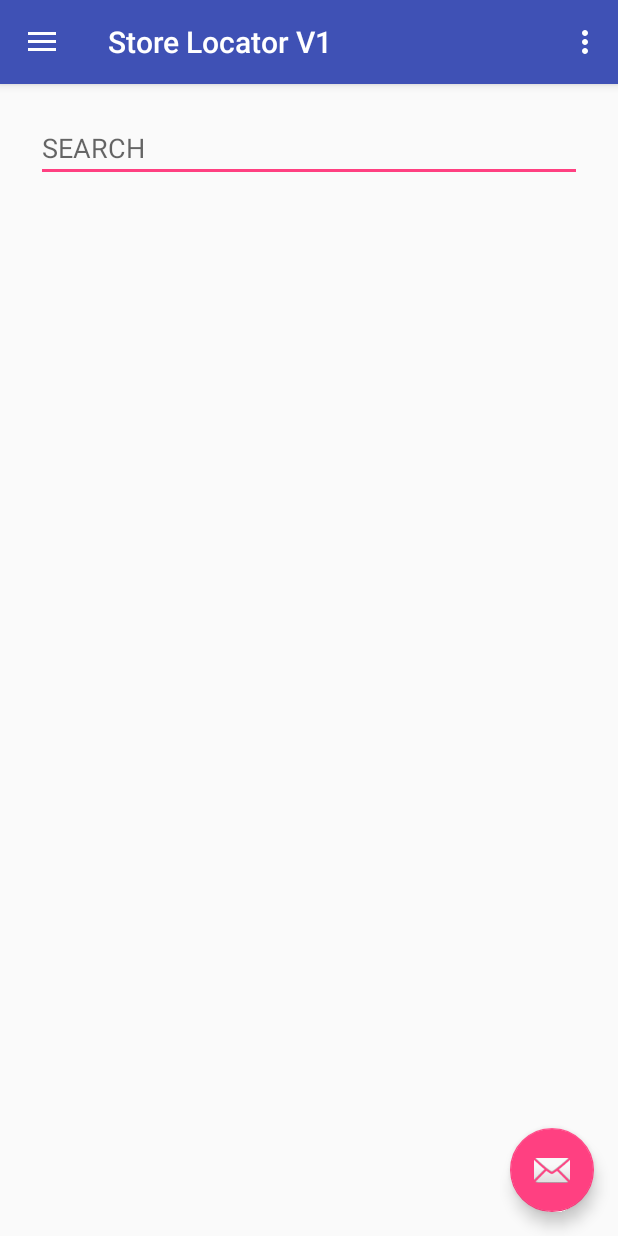
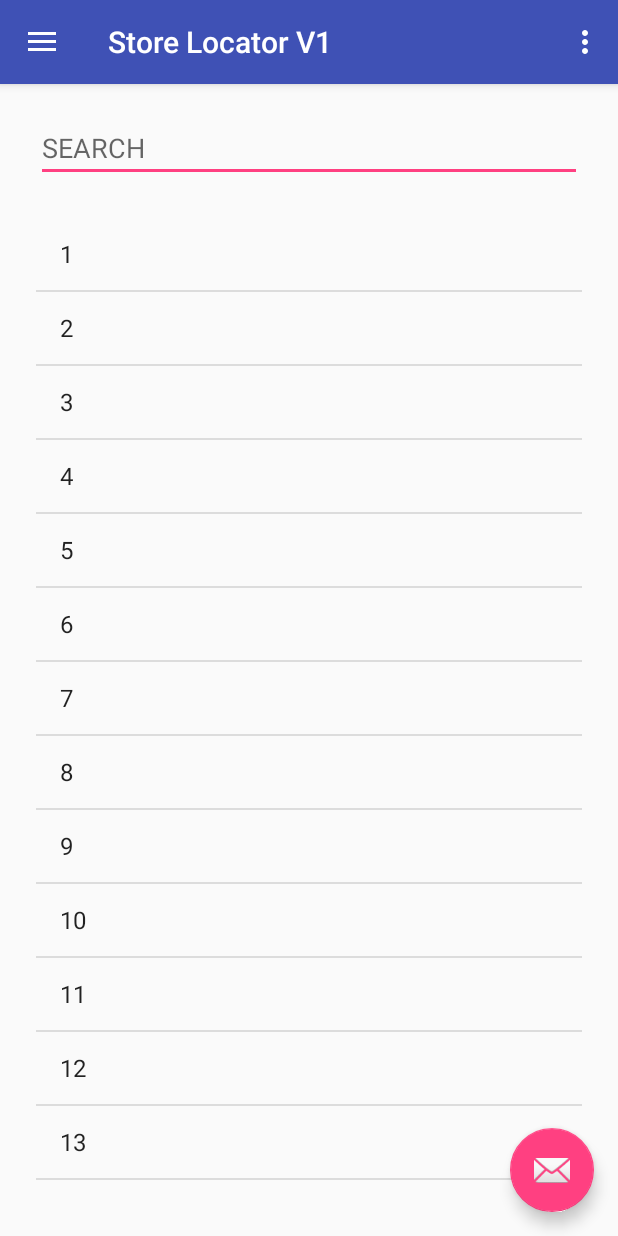
Before and after one commit to abhilashkulkarni340/LocatorProject, an Android app: the Dashboard2Activity screen opened directly, with no data from a screen before it, in the side drawer, after a tap on "ORDERS", on a phone screen of 412 x 824 dp. Run offline under Robolectric (Android 15) with nearby library versions, the phone set to English and light mode, and no system bars.

Commit message:
added listview to dashboard

```diff
--- a/app/src/main/java/com/example/abhilashsk/storelocator/Dashboard2Activity.java
+++ b/app/src/main/java/com/example/abhilashsk/storelocator/Dashboard2Activity.java
@@ -4,6 +4,7 @@ import android.content.Intent;
 import android.os.Bundle;
 import android.support.design.widget.FloatingActionButton;
 import android.support.design.widget.Snackbar;
+import android.util.Log;
 import android.view.View;
 import android.support.design.widget.NavigationView;
 import android.support.v4.view.GravityCompat;
@@ -13,10 +14,19 @@ import android.support.v7.app.AppCompatActivity;
 import android.support.v7.widget.Toolbar;
 import android.view.Menu;
 import android.view.MenuItem;
+import android.widget.AdapterView;
+import android.widget.ArrayAdapter;
+import android.widget.Button;
+import android.widget.ListView;
 import android.widget.TextView;
 
+import java.util.ArrayList;
+import java.util.List;
+
 public class Dashboard2Activity extends AppCompatActivity
-        implements NavigationView.OnNavigationItemSelectedListener {
+        implements NavigationView.OnNavigationItemSelectedListener,AdapterView.OnItemClickListener {
+    public static final String[] EXTRA_USERNAME_LIST = {"abhilash","atif","aman"};
+    public static final String[] EXTRA_PASSWORD_LIST = {"kulkarni","zia","satya"};
 
     @Override
     protected void onCreate(Bundle savedInstanceState) {
@@ -47,11 +57,23 @@ public class Dashboard2Activity extends AppCompatActivity
         String username = intent.getStringExtra(LoginActivity.EXTRA_USERNAME);
         String password = intent.getStringExtra(LoginActivity.EXTRA_PASSWORD);
 
-//        TextView username_tv = findViewById(R.id.username_text);
-//        TextView email_tv = findViewById(R.id.email_text);
-//        username_tv.setText(username);
-//        email_tv.setText(password);
+        //verifyLogin(username,password);
 
+        Integer[] names={1,2,3,4,5,6,7,8,9,10,11,12,13,14,15,16};
+
+        ArrayAdapter<Integer> adapter2 = new ArrayAdapter<Integer>(this,
+                android.R.layout.simple_list_item_1, names);
+
+        ListView listView = (ListView) findViewById(R.id.list_for_stores);
+        listView.setAdapter(adapter2);
+        listView.setOnItemClickListener(this);
+
+    }
+
+    public void onItemClick(AdapterView<?> l, View v, int position, long id) {
+        Log.i("HelloListView", "You clicked Item: " + id + " at position:" + position);
+        Intent intent = new Intent(this, LoginActivity.class);
+        startActivity(intent);
     }
 
     @Override
@@ -107,4 +129,21 @@ public class Dashboard2Activity extends AppCompatActivity
         drawer.closeDrawer(GravityCompat.START);
         return true;
     }
+
+    /*public void verifyLogin(String user,String pass){
+        boolean ismember=false;
+        for(int i=0;i<3;i++){
+            if(user==EXTRA_USERNAME_LIST[i]){
+                if(pass==EXTRA_PASSWORD_LIST[i]) {
+                    ismember=true;
+                    return;
+                }
+            }
+        }
+
+        Intent intent = new Intent(this, LoginActivity.class);
+        startActivity(intent);
+
+    }*/
+
 }
--- a/app/src/main/res/layout/content_dashboard2.xml
+++ b/app/src/main/res/layout/content_dashboard2.xml
@@ -22,19 +22,17 @@
         app:layout_constraintStart_toStartOf="parent"
         app:layout_constraintTop_toTopOf="parent" />
 
-    <LinearLayout
+    <ListView
+        android:id="@+id/list_for_stores"
         android:layout_width="0dp"
         android:layout_height="0dp"
         android:layout_marginBottom="24dp"
         android:layout_marginEnd="24dp"
         android:layout_marginStart="24dp"
         android:layout_marginTop="24dp"
-        android:orientation="vertical"
         app:layout_constraintBottom_toBottomOf="parent"
         app:layout_constraintEnd_toEndOf="parent"
         app:layout_constraintStart_toStartOf="parent"
-        app:layout_constraintTop_toBottomOf="@+id/search_bar">
-
-    </LinearLayout>
+        app:layout_constraintTop_toBottomOf="@+id/search_bar" />
 
 </android.support.constraint.ConstraintLayout>
```
Also changed, not shown: app/src/main/java/com/example/abhilashsk/storelocator/RegisterActivity.java (+8 -0 lines), app/src/main/res/mipmap-anydpi-v26/ic_person_black_24dp.png (added).
